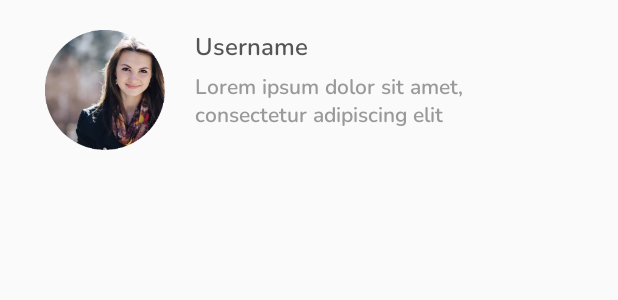
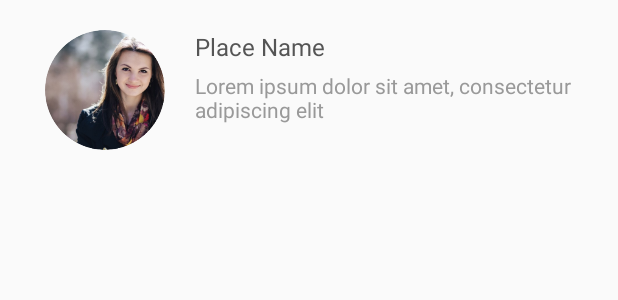
Before and after one commit to kshivam654/SearchView2, an Android app: the layout list_layout.xml on its own in the app's theme, with its tools: preview values and no code run, on a phone screen of 412 x 824 dp. Shown: the top 300 px of the screen. Run offline under Robolectric (Android 15) with nearby library versions, the phone set to English and light mode, and no system bars.

Commit message:
layout redesigned and the Places.java class is added for the data Search

```diff
--- a/app/build.gradle
+++ b/app/build.gradle
@@ -36,4 +36,10 @@ dependencies {
     androidTestImplementation 'androidx.test.espresso:espresso-core:3.2.0'
 
     // material searchview implementation
+
+
+    implementation 'com.firebaseui:firebase-ui-auth:6.2.0'
+
+    // circular imageview
+    implementation 'de.hdodenhof:circleimageview:3.1.0'
 }
--- a/app/src/main/java/app/sharma/searchview2/MainActivity.java
+++ b/app/src/main/java/app/sharma/searchview2/MainActivity.java
@@ -6,6 +6,8 @@ import androidx.recyclerview.widget.RecyclerView;
 import android.os.Bundle;
 import android.widget.EditText;
 import android.widget.ImageButton;
+
+import com.google.firebase.database.DatabaseReference;
 
 public class MainActivity extends AppCompatActivity {
 
--- a/app/src/main/res/font/nunito_semibold.xml
+++ /dev/null
@@ -1,7 +0,0 @@
-<?xml version="1.0" encoding="utf-8"?>
-<font-family xmlns:app="http://schemas.android.com/apk/res-auto"
-        app:fontProviderAuthority="com.google.android.gms.fonts"
-        app:fontProviderPackage="com.google.android.gms"
-        app:fontProviderQuery="name=Nunito&amp;weight=600"
-        app:fontProviderCerts="@array/com_google_android_gms_fonts_certs">
-</font-family>
--- a/app/src/main/res/layout/activity_main.xml
+++ b/app/src/main/res/layout/activity_main.xml
@@ -16,7 +16,7 @@
         android:layout_alignParentTop="true"
         android:layout_marginLeft="30dp"
         android:layout_marginTop="30dp"
-        android:fontFamily="@font/nunito_bold"
+        android:fontFamily="sans-serif"
         android:text="Firebase Search"
         android:textColor="#555555"
         android:textSize="24sp" />
@@ -32,7 +32,6 @@
         android:layout_toStartOf="@+id/search_btn"
         android:background="@drawable/search_layout"
         android:ems="10"
-        android:fontFamily="@font/nunito_semibold"
         android:hint="Search here"
         android:inputType="textPersonName"
         android:paddingBottom="10dp"
--- a/app/src/main/res/layout/list_layout.xml
+++ b/app/src/main/res/layout/list_layout.xml
@@ -4,7 +4,8 @@
     android:layout_width="match_parent"
     android:layout_height="wrap_content">
 
-    <ImageView
+    <de.hdodenhof.circleimageview.CircleImageView
+        xmlns:app="http://schemas.android.com/apk/res-auto"
         android:id="@+id/profile_image"
         android:layout_width="80dp"
         android:layout_height="80dp"
@@ -12,7 +13,7 @@
         android:layout_alignParentTop="true"
         android:layout_marginLeft="30dp"
         android:layout_marginTop="20dp"
-        app:srcCompat="@mipmap/person_four" />
+        app:srcCompat="@mipmap/person_four"/>
 
     <TextView
         android:id="@+id/name_text"
@@ -23,8 +24,7 @@
         android:layout_marginRight="20dp"
         android:layout_marginTop="20dp"
         android:layout_toEndOf="@+id/profile_image"
-        android:fontFamily="@font/nunito_semibold"
-        android:text="Username"
+        android:text="Place Name"
         android:textColor="#555555"
         android:textSize="16sp" />
 
@@ -37,7 +37,6 @@
         android:layout_marginRight="30dp"
         android:layout_marginTop="5dp"
         android:layout_toEndOf="@+id/profile_image"
-        android:fontFamily="@font/nunito_semibold"
         android:text="Lorem ipsum dolor sit amet, consectetur adipiscing elit"
         android:textColor="#999999"
         android:textSize="14sp" />
```
Also changed, not shown: app/src/main/java/app/sharma/searchview2/Places.java (added, +38 -0 lines), app/src/main/res/font/nunito_bold.xml (deleted, +0 -7 lines).
